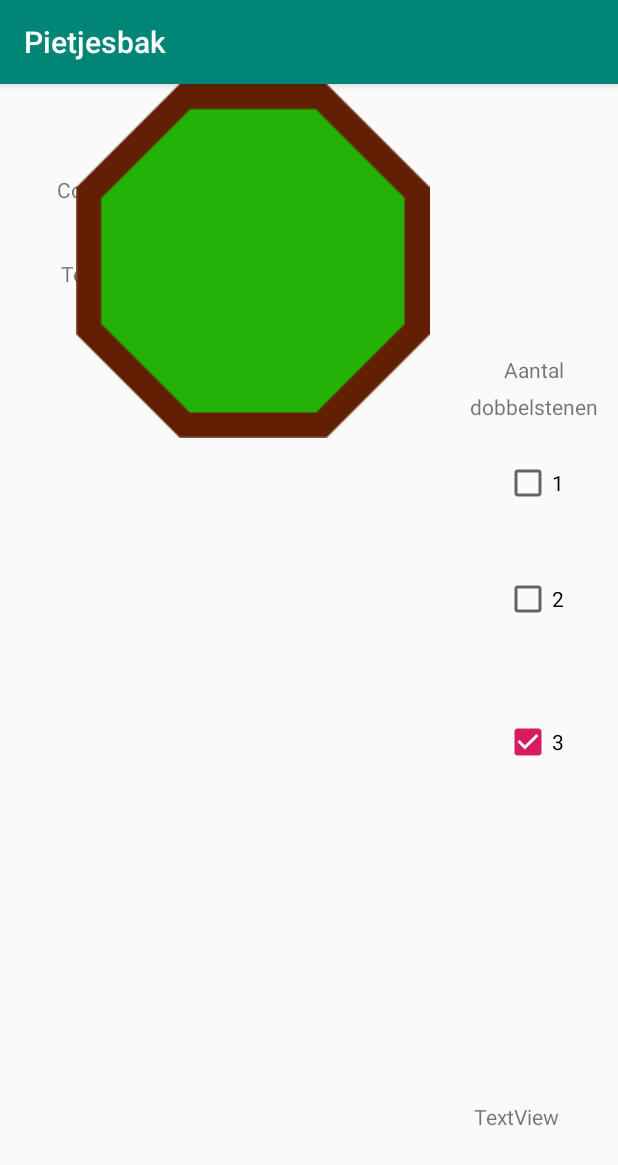
After one commit to WardVandevoort/Pietjesbak, an Android app: the Activity2 screen opened directly, with no data from a screen before it, on a phone screen of 412 x 824 dp. The commit adds this screen. Shown: the top 1165 px of the screen. Run offline under Robolectric (Android 15) with nearby library versions, the phone set to English and light mode, and no system bars.

Commit message:
Basic layout speelscherm

```diff
--- a/app/src/main/AndroidManifest.xml
+++ b/app/src/main/AndroidManifest.xml
@@ -9,6 +9,7 @@
         android:roundIcon="@mipmap/ic_launcher_round"
         android:supportsRtl="true"
         android:theme="@style/AppTheme">
+        <activity android:name=".Activity2"></activity>
         <activity android:name=".MainActivity">
             <intent-filter>
                 <action android:name="android.intent.action.MAIN" />
--- /dev/null
+++ b/app/src/main/java/com/example/pietjesbak/Activity2.java
@@ -0,0 +1,14 @@
+package com.example.pietjesbak;
+
+import androidx.appcompat.app.AppCompatActivity;
+
+import android.os.Bundle;
+
+public class Activity2 extends AppCompatActivity {
+
+    @Override
+    protected void onCreate(Bundle savedInstanceState) {
+        super.onCreate(savedInstanceState);
+        setContentView(R.layout.activity_2);
+    }
+}
--- a/app/src/main/java/com/example/pietjesbak/MainActivity.java
+++ b/app/src/main/java/com/example/pietjesbak/MainActivity.java
@@ -2,6 +2,7 @@ package com.example.pietjesbak;
 
 import androidx.appcompat.app.AppCompatActivity;
 
+import android.content.Intent;
 import android.os.Bundle;
 import android.view.View;
 import android.widget.Button;
@@ -15,6 +16,7 @@ public class MainActivity extends AppCompatActivity {
     String string1 = "Welkom ";
     String string2;
     String string3;
+    String error1 = "Kies een naam";
 
 
 
@@ -31,12 +33,33 @@ public class MainActivity extends AppCompatActivity {
             public void onClick(View v){
                 string2 = et.getText().toString();
 
-
                 string3 = string1 + string2;
 
-                Toast.makeText (getApplicationContext(),string3, Toast.LENGTH_LONG).show();
+                if(string2.equals("") || string2.equals(" ")){
+
+                    Toast.makeText (getApplicationContext(),error1, Toast.LENGTH_LONG).show();
+
+                }
+                else{
+
+
+                    Toast.makeText (getApplicationContext(),string3, Toast.LENGTH_LONG).show();
+                    openActivity2();
+
+                }
+
             }
 
         });
+
+
     }
+
+    public void openActivity2(){
+
+        Intent intent = new Intent(this, Activity2.class);
+        startActivity(intent);
+
+    }
+
 }
--- /dev/null
+++ b/app/src/main/res/layout/activity_2.xml
@@ -0,0 +1,143 @@
+<?xml version="1.0" encoding="utf-8"?>
+<androidx.constraintlayout.widget.ConstraintLayout xmlns:android="http://schemas.android.com/apk/res/android"
+    xmlns:app="http://schemas.android.com/apk/res-auto"
+    xmlns:tools="http://schemas.android.com/tools"
+    android:layout_width="match_parent"
+    android:layout_height="match_parent"
+    tools:context=".Activity2">
+
+    <TextView
+        android:id="@+id/textView2"
+        android:layout_width="wrap_content"
+        android:layout_height="wrap_content"
+        android:layout_marginEnd="275dp"
+        android:layout_marginRight="275dp"
+        android:layout_marginBottom="650dp"
+        android:text="Computer"
+        app:layout_constraintBottom_toBottomOf="parent"
+        app:layout_constraintEnd_toEndOf="parent"
+        app:layout_constraintHorizontal_bias="0.506"
+        app:layout_constraintStart_toStartOf="parent"
+        app:layout_constraintTop_toTopOf="parent"
+        app:layout_constraintVertical_bias="0.612" />
+
+    <TextView
+        android:id="@+id/textView4"
+        android:layout_width="wrap_content"
+        android:layout_height="wrap_content"
+        android:layout_marginEnd="275dp"
+        android:layout_marginRight="275dp"
+        android:layout_marginBottom="550dp"
+        android:text="TextView"
+        app:layout_constraintBottom_toBottomOf="parent"
+        app:layout_constraintEnd_toEndOf="parent"
+        app:layout_constraintHorizontal_bias="0.506"
+        app:layout_constraintStart_toStartOf="parent"
+        app:layout_constraintTop_toTopOf="parent"
+        app:layout_constraintVertical_bias="0.586" />
+
+    <TextView
+        android:id="@+id/textView5"
+        android:layout_width="wrap_content"
+        android:layout_height="wrap_content"
+        android:layout_marginStart="275dp"
+        android:layout_marginLeft="275dp"
+        android:layout_marginTop="650dp"
+        android:text="TextView"
+        app:layout_constraintBottom_toBottomOf="parent"
+        app:layout_constraintEnd_toEndOf="parent"
+        app:layout_constraintHorizontal_bias="0.506"
+        app:layout_constraintStart_toStartOf="parent"
+        app:layout_constraintTop_toTopOf="parent"
+        app:layout_constraintVertical_bias="0.29" />
+
+    <TextView
+        android:id="@+id/textView6"
+        android:layout_width="wrap_content"
+        android:layout_height="wrap_content"
+        android:layout_marginStart="275dp"
+        android:layout_marginLeft="275dp"
+        android:layout_marginTop="550dp"
+        app:layout_constraintBottom_toBottomOf="@+id/textView5"
+        app:layout_constraintEnd_toEndOf="parent"
+        app:layout_constraintHorizontal_bias="0.506"
+        app:layout_constraintStart_toStartOf="parent"
+        app:layout_constraintTop_toTopOf="parent"
+        app:layout_constraintVertical_bias="0.533" />
+
+    <CheckBox
+        android:id="@+id/checkBox"
+        android:layout_width="wrap_content"
+        android:layout_height="wrap_content"
+        android:layout_marginStart="300dp"
+        android:layout_marginLeft="300dp"
+        android:layout_marginTop="250dp"
+        android:text="1"
+        app:layout_constraintBottom_toTopOf="@+id/checkBox2"
+        app:layout_constraintEnd_toEndOf="parent"
+        app:layout_constraintStart_toStartOf="parent"
+        app:layout_constraintTop_toTopOf="parent" />
+
+    <CheckBox
+        android:id="@+id/checkBox2"
+        android:layout_width="wrap_content"
+        android:layout_height="wrap_content"
+        android:layout_marginStart="300dp"
+        android:layout_marginLeft="300dp"
+        android:layout_marginTop="45dp"
+        android:text="2"
+        app:layout_constraintEnd_toEndOf="parent"
+        app:layout_constraintStart_toStartOf="parent"
+        app:layout_constraintTop_toBottomOf="@+id/checkBox" />
+
+    <CheckBox
+        android:id="@+id/checkBox3"
+        android:layout_width="wrap_content"
+        android:layout_height="wrap_content"
+        android:layout_marginStart="300dp"
+        android:layout_marginLeft="300dp"
+        android:layout_marginBottom="250dp"
+        android:checked="true"
+        android:text="3"
+        app:layout_constraintBottom_toBottomOf="parent"
+        app:layout_constraintEnd_toEndOf="parent"
+        app:layout_constraintStart_toStartOf="parent"
+        app:layout_constraintTop_toBottomOf="@+id/checkBox2" />
+
+    <TextView
+        android:id="@+id/textView7"
+        android:layout_width="wrap_content"
+        android:layout_height="wrap_content"
+        android:layout_marginStart="300dp"
+        android:layout_marginLeft="300dp"
+        android:layout_marginTop="130dp"
+        android:text="Aantal"
+        app:layout_constraintBottom_toTopOf="@+id/checkBox"
+        app:layout_constraintEnd_toEndOf="parent"
+        app:layout_constraintStart_toStartOf="parent"
+        app:layout_constraintTop_toTopOf="parent" />
+
+    <TextView
+        android:id="@+id/textView8"
+        android:layout_width="wrap_content"
+        android:layout_height="wrap_content"
+        android:layout_marginStart="300dp"
+        android:layout_marginLeft="300dp"
+        android:layout_marginBottom="20dp"
+        android:text="dobbelstenen"
+        app:layout_constraintBottom_toTopOf="@+id/checkBox"
+        app:layout_constraintEnd_toEndOf="parent"
+        app:layout_constraintStart_toStartOf="parent"
+        app:layout_constraintTop_toBottomOf="@+id/textView7" />
+
+    <ImageView
+        android:id="@+id/imageView"
+        android:layout_width="wrap_content"
+        android:layout_height="wrap_content"
+        android:layout_marginEnd="75dp"
+        android:layout_marginRight="75dp"
+        app:layout_constraintEnd_toEndOf="parent"
+        app:layout_constraintStart_toStartOf="parent"
+        app:srcCompat="@drawable/bak"
+        tools:layout_editor_absoluteY="205dp" />
+</androidx.constraintlayout.widget.ConstraintLayout>
```
Also changed, not shown: app/src/main/res/drawable/bak.png (added), app/src/main/res/drawable/dice1.png (added), app/src/main/res/drawable/dice2.png (added), app/src/main/res/drawable/dice3.png (added), app/src/main/res/drawable/dice4.png (added), app/src/main/res/drawable/dice5.png (added), app/src/main/res/drawable/dice6.png (added).
